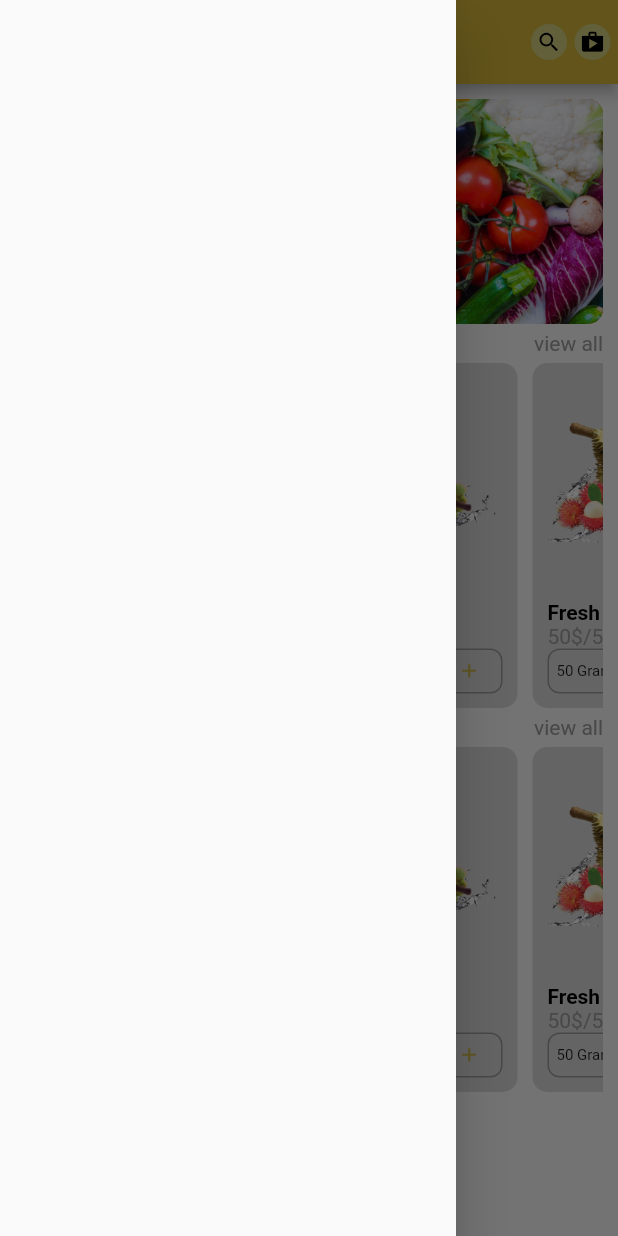
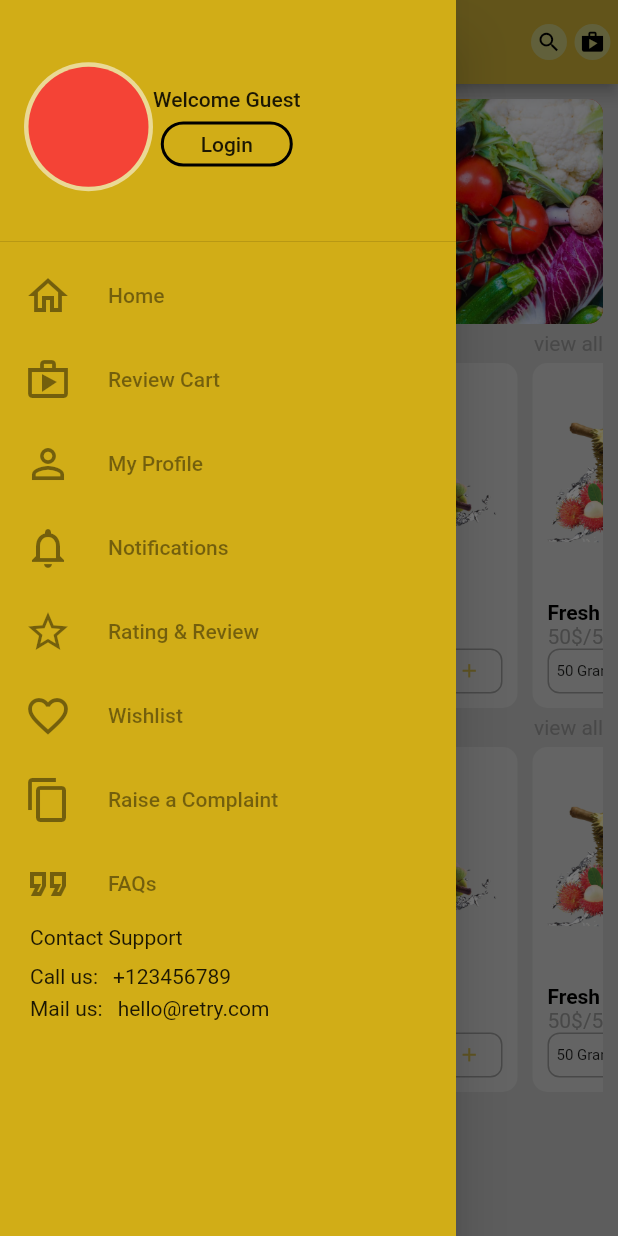
Before and after one commit to vietthang09/food-app, a Flutter app: the screen it shows after launch, with the side drawer open, on a phone screen of 412 x 824 dp. Run offline on Flutter 3.47's test engine with Material 2 defaults, Android fonts, the phone set to English and light mode, and no system bars; our stand-ins replace firebase_auth, firebase_core, flutter_signin_button, google_sign_in; accounts and stored records are empty.

Commit message:
feat: build drawer

```diff
--- a/lib/screen/home_screen/home_screen.dart
+++ b/lib/screen/home_screen/home_screen.dart
@@ -102,10 +102,110 @@ class HomeScreen extends StatelessWidget {
     );
   }
 
+  Widget listTile({IconData? icon, String? title}) {
+    return ListTile(
+      leading: Icon(icon, size: 32),
+      title: Text(
+        title!,
+        style: TextStyle(color: Colors.black45),
+      ),
+    );
+  }
+
   @override
   Widget build(BuildContext context) {
     return Scaffold(
-      drawer: Drawer(),
+      backgroundColor: Color(0xffcbcbcb),
+      drawer: Drawer(
+          child: Container(
+        color: Color(0xffd1ad17),
+        child: ListView(
+          children: [
+            DrawerHeader(
+              child: Row(
+                children: [
+                  CircleAvatar(
+                    backgroundColor: Colors.white54,
+                    radius: 43,
+                    child: CircleAvatar(
+                      radius: 40,
+                      backgroundColor: Colors.red,
+                    ),
+                  ),
+                  SizedBox(
+                    height: 20,
+                  ),
+                  Column(
+                    mainAxisAlignment: MainAxisAlignment.center,
+                    children: [
+                      Text("Welcome Guest"),
+                      SizedBox(
+                        height: 7,
+                      ),
+                      Container(
+                        height: 30,
+                        child: MaterialButton(
+                          onPressed: () {},
+                          child: Text("Login"),
+                          shape: RoundedRectangleBorder(
+                              borderRadius: BorderRadius.circular(15),
+                              side: BorderSide(width: 2)),
+                        ),
+                      )
+                    ],
+                  )
+                ],
+              ),
+            ),
+            listTile(icon: Icons.home_outlined, title: "Home"),
+            listTile(icon: Icons.shop_outlined, title: "Review Cart"),
+            listTile(icon: Icons.person_outline, title: "My Profile"),
+            listTile(
+                icon: Icons.notifications_outlined, title: "Notifications"),
+            listTile(icon: Icons.star_outline, title: "Rating & Review"),
+            listTile(icon: Icons.favorite_outline, title: "Wishlist"),
+            listTile(icon: Icons.copy_outlined, title: "Raise a Complaint"),
+            listTile(icon: Icons.format_quote_outlined, title: "FAQs"),
+            Container(
+              height: 350,
+              padding: EdgeInsets.symmetric(horizontal: 20),
+              child: Column(
+                crossAxisAlignment: CrossAxisAlignment.start,
+                children: [
+                  Text("Contact Support"),
+                  SizedBox(
+                    height: 10,
+                  ),
+                  Row(
+                    children: [
+                      Text("Call us:"),
+                      SizedBox(
+                        width: 10,
+                      ),
+                      Text("+123456789"),
+                    ],
+                  ),
+                  SizedBox(
+                    height: 5,
+                  ),
+                  SingleChildScrollView(
+                    scrollDirection: Axis.horizontal,
+                    child: Row(
+                      children: [
+                        Text("Mail us:"),
+                        SizedBox(
+                          width: 10,
+                        ),
+                        Text("hello@retry.com"),
+                      ],
+                    ),
+                  ),
+                ],
+              ),
+            )
+          ],
+        ),
+      )),
       appBar: AppBar(
         iconTheme: IconThemeData(color: Colors.black),
         title:
```
